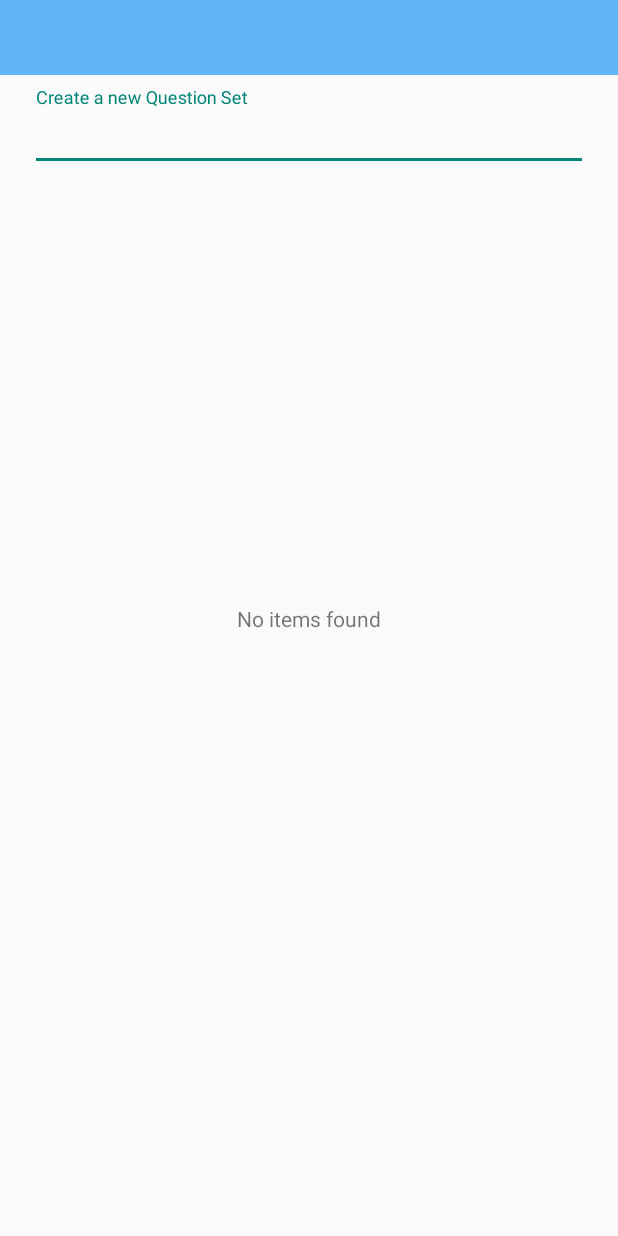
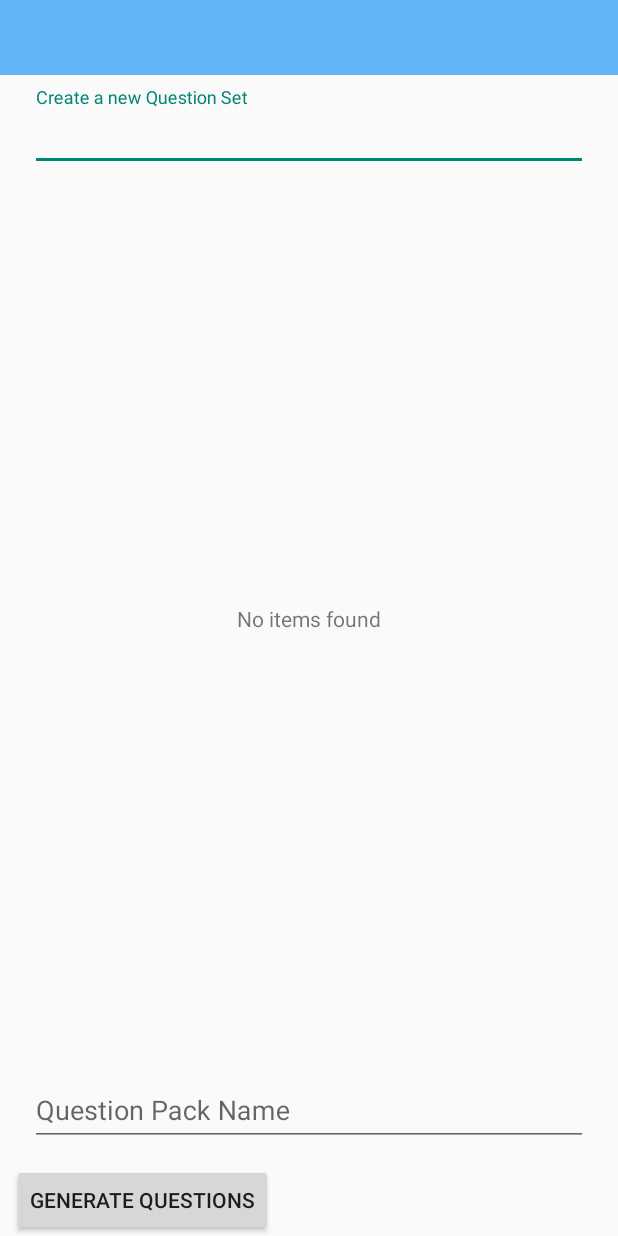
Before and after one commit to johncrawley/quizudo, an Android app: the layout activity_generator_detail.xml on its own in the app's theme, with its tools: preview values and no code run, on a phone screen of 412 x 824 dp. Run offline under Robolectric (Android 15) with nearby library versions, the phone set to English and light mode, and no system bars.

Commit message:
- Basic UI for Generate functionality created - Also, Answer Pools get generated/updated for each question set when generate button pressed.

```diff
--- a/app/src/main/java/com/jacsstuff/quizudo/answerPool/AnswerListActivity.java
+++ b/app/src/main/java/com/jacsstuff/quizudo/answerPool/AnswerListActivity.java
@@ -83,7 +83,6 @@ public class AnswerListActivity extends AppCompatActivity implements ListActionE
     @Override
     public boolean onOptionsItemSelected(MenuItem item) {
         int id = item.getItemId();
-
         if(id == R.id.home_menu_item) {
             Utils.bringBackActivity(this, MainActivity.class);
         }
--- a/app/src/main/java/com/jacsstuff/quizudo/answerPool/AnswerPoolActivity.java
+++ b/app/src/main/java/com/jacsstuff/quizudo/answerPool/AnswerPoolActivity.java
@@ -4,7 +4,6 @@ import android.content.Context;
 import android.content.Intent;
 import android.support.v7.app.AppCompatActivity;
 import android.os.Bundle;
-import android.util.Log;
 import android.view.Menu;
 import android.view.MenuItem;
 import android.view.View;
@@ -87,7 +86,6 @@ public class AnswerPoolActivity extends AppCompatActivity implements ListActionE
     public void onClick(SimpleListItem item){
         Intent intent = new Intent(context,  AnswerListActivity.class);
         intent.putExtra(ANSWER_POOL_NAME, item.getName());
-        Log.i("quizz AP Act", "onClick() apool item ID to pass to intent: " + item.getId());
         intent.putExtra(ANSWER_POOL_ID, item.getId());
         startActivity(intent);
     }
--- a/app/src/main/java/com/jacsstuff/quizudo/db/DbConsts.java
+++ b/app/src/main/java/com/jacsstuff/quizudo/db/DbConsts.java
@@ -21,7 +21,8 @@ public class DbConsts {
     public static final String EXISTS = " EXISTS ";
     public static final String VALUES = " VALUES ";
     public static final String COUNT = " COUNT ";
-    public static final String DISTINCT = "DISTINCT ";
+    public static final String DISTINCT = " DISTINCT ";
+    public static final String UNIQUE = " UNIQUE ";
     public static final String OPENING_BRACKET = " (";
     public static final String CLOSING_BRACKET = " );";
 
--- a/app/src/main/java/com/jacsstuff/quizudo/db/DbContract.java
+++ b/app/src/main/java/com/jacsstuff/quizudo/db/DbContract.java
@@ -51,6 +51,7 @@ public final class DbContract {
         public static final String TABLE_NAME = "answer_pool_items";
         public static final String COLUMN_NAME_ANSWER = "answer";
         public static final String COLUMN_NAME_APOOL_ID = "answer_pool_ID";
+        public static final String COLUMN_NAME_U_VAL = "u_val";
     }
 
 
--- a/app/src/main/java/com/jacsstuff/quizudo/express/generators/GeneratorsActivity.java
+++ b/app/src/main/java/com/jacsstuff/quizudo/express/generators/GeneratorsActivity.java
@@ -5,7 +5,6 @@ import android.content.Context;
 import android.content.Intent;
 import android.support.v7.app.AppCompatActivity;
 import android.os.Bundle;
-import android.util.Log;
 import android.view.Menu;
 import android.view.MenuItem;
 import android.view.View;
--- a/app/src/main/java/com/jacsstuff/quizudo/express/questionset/ChunkParser.java
+++ b/app/src/main/java/com/jacsstuff/quizudo/express/questionset/ChunkParser.java
@@ -22,7 +22,9 @@ public class ChunkParser {
         if(str.contains(delimiter)){
             String [] array = str.split(delimiter);
             questionSubject = array[0];
-            answer = array[1];
+            if(array.length > 1) {
+                answer = array[1];
+            }
         }
 
         return new ChunkEntity(questionSubject, answer);
--- a/app/src/main/java/com/jacsstuff/quizudo/list/ListAdapterHelper.java
+++ b/app/src/main/java/com/jacsstuff/quizudo/list/ListAdapterHelper.java
@@ -96,14 +96,15 @@ public class ListAdapterHelper {
 
 
     public void addToList(SimpleListItem item){
-        if (listContains(item)) {
+        if (contains(item)) {
             return;
         }
         arrayAdapter.add(item);
     }
 
 
-    private boolean listContains(SimpleListItem item) {
+
+    public boolean contains(SimpleListItem item) {
         for (int i = 0; i < arrayAdapter.getCount(); i++) {
             SimpleListItem item1 = arrayAdapter.getItem(i);
             if(item1 == null){
--- a/app/src/main/res/layout/activity_generator_detail.xml
+++ b/app/src/main/res/layout/activity_generator_detail.xml
@@ -45,7 +45,10 @@
                 android:imeOptions="actionNext"
                 android:inputType="text"
                 android:maxLines="1" />
+
         </android.support.design.widget.TextInputLayout>
+
+
 
 
         <ListView
@@ -57,10 +60,45 @@
             android:layout_marginEnd="8dp"
             android:layout_marginStart="8dp"
             android:layout_marginTop="8dp"
-            app:layout_constraintBottom_toBottomOf="parent"
+            app:layout_constraintBottom_toTopOf="@+id/questionPackNameInputLayout"
             app:layout_constraintEnd_toEndOf="parent"
             app:layout_constraintHorizontal_bias="0.0"
             app:layout_constraintStart_toStartOf="parent"
             app:layout_constraintTop_toBottomOf="@+id/textInputLayout" />
 
+
+
+    <android.support.design.widget.TextInputLayout
+        android:id="@+id/questionPackNameInputLayout"
+        android:layout_width="match_parent"
+        android:layout_height="wrap_content"
+        android:layout_marginEnd="8dp"
+        android:layout_marginStart="8dp"
+        android:layout_marginTop="8dp"
+        app:layout_constraintEnd_toEndOf="parent"
+        app:layout_constraintStart_toStartOf="parent"
+        app:layout_constraintBottom_toBottomOf="parent">
+
+        <android.support.design.widget.TextInputEditText
+            android:id="@+id/questionPackNameEditText"
+            android:layout_width="match_parent"
+            android:layout_height="wrap_content"
+            android:layout_margin="12dp"
+            android:imeOptions="actionDone"
+            android:inputType="text"
+            android:maxLines="1"
+            android:hint="@string/generator_question_pack_textfield_text" />
+
+        <Button
+            android:id="@+id/generateQuestionsButton"
+            android:layout_width="wrap_content"
+            android:layout_height="wrap_content"
+            android:text="@string/generate_questions_button_text"
+            android:layout_weight="1" />
+    </android.support.design.widget.TextInputLayout>
+
+
+
+
+
     </android.support.constraint.ConstraintLayout>
--- a/app/src/main/res/values/strings.xml
+++ b/app/src/main/res/values/strings.xml
@@ -170,6 +170,8 @@
     <string name="question_generator_question_subject_placeholder">##</string>
     <string name="remove_chunk_dialog_text">Remove subject and answer: %1$s from the question set?</string>
     <string name="question_set_toolbar_title">Question Set:&#160;</string>
+    <string name="generate_questions_button_text">Generate Questions</string>
+    <string name="generator_question_pack_textfield_text">Question Pack Name</string>
 
 
     <!-- Preferences -->
```
Also changed, not shown: app/src/main/java/com/jacsstuff/quizudo/answerPool/AnswerPoolDBManager.java (+20 -2 lines), app/src/main/java/com/jacsstuff/quizudo/db/DBHelper.java (+10 -4 lines), app/src/main/java/com/jacsstuff/quizudo/express/generatorsdetail/AnswerPoolNameResolver.java (added, +8 -0 lines), app/src/main/java/com/jacsstuff/quizudo/express/generatorsdetail/GeneratorDetailActivity.java (+49 -7 lines), app/src/main/java/com/jacsstuff/quizudo/express/generatorsdetail/QuestionGenerator.java (added, +79 -0 lines), app/src/main/java/com/jacsstuff/quizudo/express/questionset/GeneratorQuestionSetActivity.java (+11 -3 lines), app/src/main/java/com/jacsstuff/quizudo/express/questionset/GeneratorQuestionSetDBManager.java (+2 -5 lines).
